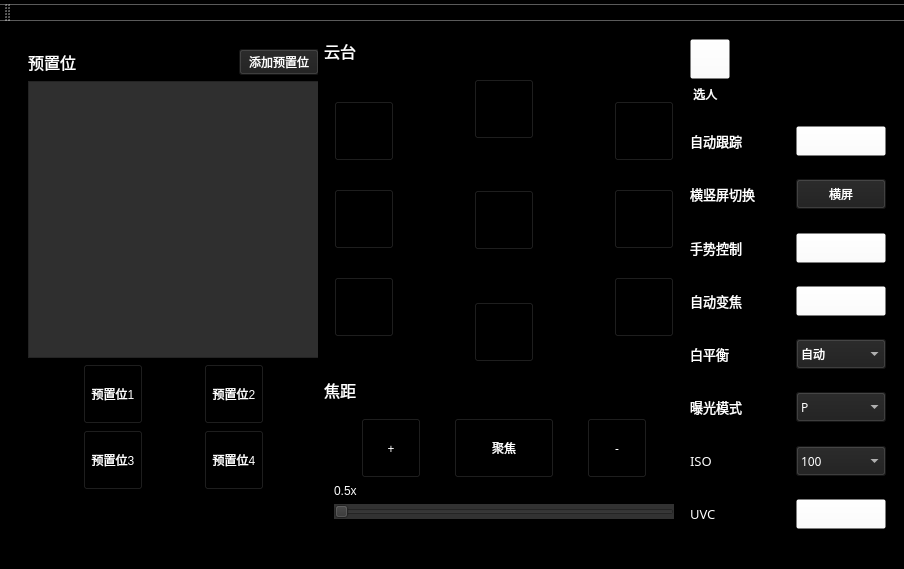
yesyeah/ObsbotTailforPC, file desktopApp/mainwindow.ui: the form before one commit.
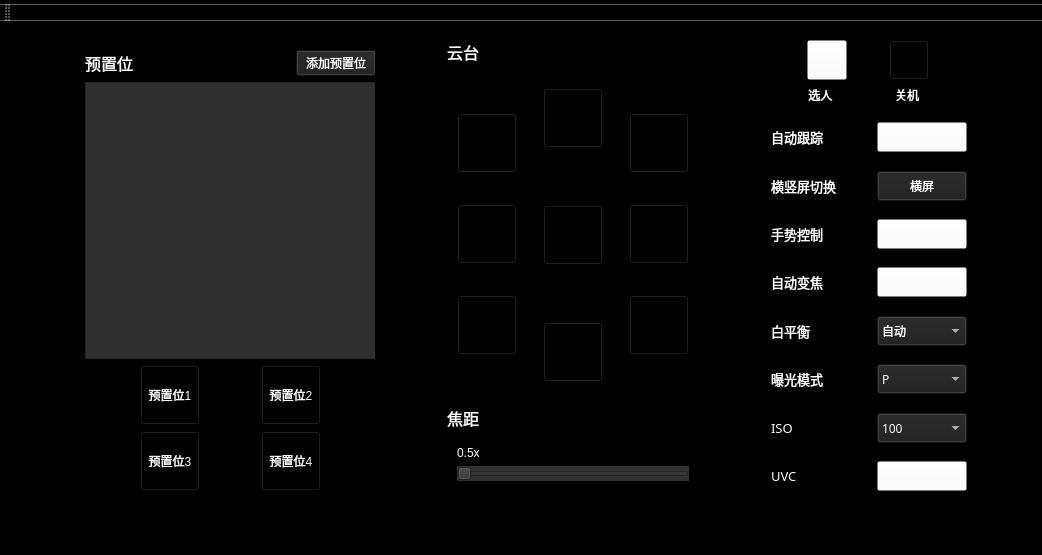
The form after the commit. Icons and pictures are not drawn.

The edit to the form file:
```diff
--- a/desktopApp/mainwindow.ui
+++ b/desktopApp/mainwindow.ui
@@ -6,8 +6,8 @@
    <rect>
     <x>0</x>
     <y>0</y>
-    <width>904</width>
-    <height>569</height>
+    <width>1042</width>
+    <height>555</height>
    </rect>
   </property>
   <property name="sizePolicy">
@@ -41,7 +41,8 @@
     <normaloff>icon/logo.png</normaloff>icon/logo.png</iconset>
   </property>
   <property name="styleSheet">
-   <string notr="true">background-color: rgb(0, 0, 0);</string>
+   <string notr="true">background-color: rgb(0, 0, 0);
+background-color: rgb(0, 0, 0);</string>
   </property>
   <property name="iconSize">
    <size>
@@ -57,19 +58,6 @@
   </property>
   <widget class="QWidget" name="centralwidget">
    <layout class="QVBoxLayout" name="verticalLayout_2">
-    <item>
-     <spacer name="verticalSpacer_9">
-      <property name="orientation">
-       <enum>Qt::Vertical</enum>
-      </property>
-      <property name="sizeHint" stdset="0">
-       <size>
-        <width>20</width>
-        <height>40</height>
-       </size>
-      </property>
-     </spacer>
-    </item>
     <item>
      <widget class="QWidget" name="widget" native="true">
       <property name="layoutDirection">
@@ -82,47 +70,56 @@
        <string notr="true">color: rgb(255, 255, 255);
 background-color: rgb(0, 0, 0);</string>
       </property>
-      <layout class="QHBoxLayout" name="horizontalLayout_13">
-       <item>
-        <spacer name="horizontalSpacer_6">
-         <property name="orientation">
-          <enum>Qt::Horizontal</enum>
-         </property>
-         <property name="sizeHint" stdset="0">
-          <size>
-           <width>40</width>
-           <height>20</height>
-          </size>
-         </property>
-        </spacer>
-       </item>
-       <item>
-        <widget class="QFrame" name="PresetArea">
-         <property name="minimumSize">
-          <size>
-           <width>300</width>
-           <height>0</height>
-          </size>
-         </property>
-         <property name="maximumSize">
-          <size>
-           <width>300</width>
-           <height>16777215</height>
-          </size>
-         </property>
-         <property name="styleSheet">
-          <string notr="true">color: rgb(255, 255, 255);
-background-color: rgb(0, 0, 0);</string>
-         </property>
-         <property name="frameShape">
-          <enum>QFrame::StyledPanel</enum>
-         </property>
-         <property name="frameShadow">
-          <enum>QFrame::Raised</enum>
-         </property>
          <widget class="QWidget" name="">
           <property name="geometry">
            <rect>
+         <x>0</x>
+         <y>10</y>
+         <width>1024</width>
+         <height>451</height>
+        </rect>
+       </property>
+       <layout class="QHBoxLayout" name="horizontalLayout_16">
+        <item>
+         <spacer name="horizontalSpacer_3">
+          <property name="orientation">
+           <enum>Qt::Horizontal</enum>
+          </property>
+          <property name="sizeHint" stdset="0">
+           <size>
+            <width>40</width>
+            <height>20</height>
+           </size>
+          </property>
+         </spacer>
+        </item>
+        <item>
+         <widget class="QFrame" name="PresetArea">
+          <property name="minimumSize">
+           <size>
+            <width>300</width>
+            <height>0</height>
+           </size>
+          </property>
+          <property name="maximumSize">
+           <size>
+            <width>16777125</width>
+            <height>16777215</height>
+           </size>
+          </property>
+          <property name="styleSheet">
+           <string notr="true">color: rgb(255, 255, 255);
+background-color: rgb(0, 0, 0);</string>
+          </property>
+          <property name="frameShape">
+           <enum>QFrame::StyledPanel</enum>
+          </property>
+          <property name="frameShadow">
+           <enum>QFrame::Raised</enum>
+          </property>
+          <widget class="QWidget" name="layoutWidget">
+           <property name="geometry">
+            <rect>
             <x>10</x>
             <y>10</y>
             <width>291</width>
@@ -281,26 +278,13 @@
         </widget>
        </item>
        <item>
-        <spacer name="horizontalSpacer_14">
+         <spacer name="horizontalSpacer">
          <property name="orientation">
           <enum>Qt::Horizontal</enum>
          </property>
          <property name="sizeHint" stdset="0">
           <size>
-           <width>40</width>
-           <height>20</height>
-          </size>
-         </property>
-        </spacer>
-       </item>
-       <item>
-        <spacer name="horizontalSpacer_7">
-         <property name="orientation">
-          <enum>Qt::Horizontal</enum>
-         </property>
-         <property name="sizeHint" stdset="0">
-          <size>
-           <width>40</width>
+            <width>20</width>
            <height>20</height>
           </size>
          </property>
@@ -329,6 +313,12 @@
            </item>
            <item>
             <widget class="QFrame" name="GimbalArea">
+              <property name="minimumSize">
+               <size>
+                <width>200</width>
+                <height>0</height>
+               </size>
+              </property>
              <property name="styleSheet">
               <string notr="true">background-color: rgb(0, 0, 0);</string>
              </property>
@@ -472,7 +462,7 @@
                   </property>
                   <property name="sizeHint" stdset="0">
                    <size>
-                    <width>40</width>
+                     <width>20</width>
                     <height>20</height>
                    </size>
                   </property>
@@ -664,7 +654,7 @@
                   </property>
                   <property name="sizeHint" stdset="0">
                    <size>
-                    <width>40</width>
+                     <width>20</width>
                     <height>20</height>
                    </size>
                   </property>
@@ -828,157 +818,7 @@
              </property>
              <layout class="QVBoxLayout" name="verticalLayout_8">
               <item>
-               <spacer name="verticalSpacer_7">
-                <property name="orientation">
-                 <enum>Qt::Vertical</enum>
-                </property>
-                <property name="sizeHint" stdset="0">
-                 <size>
-                  <width>20</width>
-                  <height>21</height>
-                 </size>
-                </property>
-               </spacer>
-              </item>
-              <item>
-               <layout class="QHBoxLayout" name="horizontalLayout_11">
-                <item>
-                 <spacer name="horizontalSpacer_3">
-                  <property name="orientation">
-                   <enum>Qt::Horizontal</enum>
-                  </property>
-                  <property name="sizeHint" stdset="0">
-                   <size>
-                    <width>40</width>
-                    <height>20</height>
-                   </size>
-                  </property>
-                 </spacer>
-                </item>
-                <item>
-                 <widget class="QPushButton" name="zoomAddButton">
-                  <property name="minimumSize">
-                   <size>
-                    <width>60</width>
-                    <height>60</height>
-                   </size>
-                  </property>
-                  <property name="maximumSize">
-                   <size>
-                    <width>60</width>
-                    <height>60</height>
-                   </size>
-                  </property>
-                  <property name="font">
-                   <font>
-                    <family>仿宋</family>
-                   </font>
-                  </property>
-                  <property name="styleSheet">
-                   <string notr="true">color: rgb(255, 255, 255);
-background-color: rgb(0, 0, 0);</string>
-                  </property>
-                  <property name="text">
-                   <string>+</string>
-                  </property>
-                 </widget>
-                </item>
-                <item>
-                 <spacer name="horizontalSpacer_11">
-                  <property name="orientation">
-                   <enum>Qt::Horizontal</enum>
-                  </property>
-                  <property name="sizeHint" stdset="0">
-                   <size>
-                    <width>40</width>
-                    <height>20</height>
-                   </size>
-                  </property>
-                 </spacer>
-                </item>
-                <item>
-                 <widget class="QPushButton" name="zoomButton">
-                  <property name="minimumSize">
-                   <size>
-                    <width>100</width>
-                    <height>60</height>
-                   </size>
-                  </property>
-                  <property name="maximumSize">
-                   <size>
-                    <width>100</width>
-                    <height>60</height>
-                   </size>
-                  </property>
-                  <property name="font">
-                   <font>
-                    <family>仿宋</family>
-                   </font>
-                  </property>
-                  <property name="styleSheet">
-                   <string notr="true">color: rgb(255, 255, 255);
-background-color: rgb(0, 0, 0);</string>
-                  </property>
-                  <property name="text">
-                   <string>聚焦</string>
-                  </property>
-                 </widget>
-                </item>
-                <item>
-                 <spacer name="horizontalSpacer_12">
-                  <property name="orientation">
-                   <enum>Qt::Horizontal</enum>
-                  </property>
-                  <property name="sizeHint" stdset="0">
-                   <size>
-                    <width>40</width>
-                    <height>20</height>
-                   </size>
-                  </property>
-                 </spacer>
-                </item>
-                <item>
-                 <widget class="QPushButton" name="zoomReduceButton">
-                  <property name="minimumSize">
-                   <size>
-                    <width>60</width>
-                    <height>60</height>
-                   </size>
-                  </property>
-                  <property name="maximumSize">
-                   <size>
-                    <width>60</width>
-                    <height>60</height>
-                   </size>
-                  </property>
-                  <property name="font">
-                   <font>
-                    <family>仿宋</family>
-                   </font>
-                  </property>
-                  <property name="styleSheet">
-                   <string notr="true">color: rgb(255, 255, 255);
-background-color: rgb(0, 0, 0);</string>
-                  </property>
-                  <property name="text">
-                   <string>-</string>
-                  </property>
-                 </widget>
-                </item>
-                <item>
-                 <spacer name="horizontalSpacer_4">
-                  <property name="orientation">
-                   <enum>Qt::Horizontal</enum>
-                  </property>
-                  <property name="sizeHint" stdset="0">
-                   <size>
-                    <width>40</width>
-                    <height>20</height>
-                   </size>
-                  </property>
-                 </spacer>
-                </item>
-               </layout>
+                <layout class="QHBoxLayout" name="horizontalLayout_11"/>
               </item>
               <item>
                <widget class="QLabel" name="zoomLabel_2">
@@ -1019,34 +859,25 @@
         </layout>
        </item>
        <item>
-        <spacer name="horizontalSpacer_15">
+         <spacer name="horizontalSpacer_2">
          <property name="orientation">
           <enum>Qt::Horizontal</enum>
          </property>
          <property name="sizeHint" stdset="0">
           <size>
-           <width>30</width>
+            <width>20</width>
            <height>20</height>
           </size>
          </property>
         </spacer>
        </item>
        <item>
-        <spacer name="horizontalSpacer_8">
-         <property name="orientation">
-          <enum>Qt::Horizontal</enum>
-         </property>
-         <property name="sizeHint" stdset="0">
-          <size>
-           <width>40</width>
-           <height>20</height>
-          </size>
-         </property>
-        </spacer>
-       </item>
+         <layout class="QVBoxLayout" name="verticalLayout_13">
        <item>
         <layout class="QVBoxLayout" name="verticalLayout">
          <item>
+             <layout class="QHBoxLayout" name="horizontalLayout">
+              <item>
           <widget class="QPushButton" name="pushButton">
            <property name="minimumSize">
             <size>
@@ -1087,6 +918,42 @@
           </widget>
          </item>
          <item>
+               <widget class="QPushButton" name="powerOffButton">
+                <property name="minimumSize">
+                 <size>
+                  <width>40</width>
+                  <height>40</height>
+                 </size>
+                </property>
+                <property name="maximumSize">
+                 <size>
+                  <width>40</width>
+                  <height>40</height>
+                 </size>
+                </property>
+                <property name="styleSheet">
+                 <string notr="true">background-color: rgba(255, 255, 255，0);</string>
+                </property>
+                <property name="text">
+                 <string/>
+                </property>
+                <property name="icon">
+                 <iconset resource="resource.qrc">
+                  <normaloff>:/image/icon/poweronoff.png</normaloff>:/image/icon/poweronoff.png</iconset>
+                </property>
+                <property name="iconSize">
+                 <size>
+                  <width>30</width>
+                  <height>30</height>
+                 </size>
+                </property>
+               </widget>
+              </item>
+             </layout>
+            </item>
+            <item>
+             <layout class="QHBoxLayout" name="horizontalLayout_13">
+              <item>
           <widget class="QLabel" name="label">
            <property name="maximumSize">
             <size>
@@ -1100,7 +967,30 @@
           </widget>
          </item>
          <item>
-          <spacer name="verticalSpacer_13">
+               <widget class="QLabel" name="poweroffLabel">
+                <property name="minimumSize">
+                 <size>
+                  <width>38</width>
+                  <height>16</height>
+                 </size>
+                </property>
+                <property name="maximumSize">
+                 <size>
+                  <width>38</width>
+                  <height>16</height>
+                 </size>
+                </property>
+                <property name="text">
+                 <string>关机</string>
+                </property>
+               </widget>
+              </item>
+             </layout>
+            </item>
+           </layout>
+          </item>
+          <item>
+           <spacer name="verticalSpacer_3">
            <property name="orientation">
             <enum>Qt::Vertical</enum>
            </property>
@@ -1184,7 +1074,7 @@
           </layout>
          </item>
          <item>
-          <spacer name="verticalSpacer_20">
+           <spacer name="verticalSpacer_4">
            <property name="orientation">
             <enum>Qt::Vertical</enum>
            </property>
@@ -1258,7 +1148,7 @@
           </layout>
          </item>
          <item>
-          <spacer name="verticalSpacer_14">
+           <spacer name="verticalSpacer_13">
            <property name="orientation">
             <enum>Qt::Vertical</enum>
            </property>
@@ -1342,7 +1232,7 @@
           </layout>
          </item>
          <item>
-          <spacer name="verticalSpacer_15">
+           <spacer name="verticalSpacer_14">
            <property name="orientation">
             <enum>Qt::Vertical</enum>
            </property>
@@ -1426,7 +1316,7 @@
           </layout>
          </item>
          <item>
-          <spacer name="verticalSpacer_16">
+           <spacer name="verticalSpacer_15">
            <property name="orientation">
             <enum>Qt::Vertical</enum>
            </property>
@@ -1526,7 +1416,7 @@
           </layout>
          </item>
          <item>
-          <spacer name="verticalSpacer_17">
+           <spacer name="verticalSpacer_16">
            <property name="orientation">
             <enum>Qt::Vertical</enum>
            </property>
@@ -1619,7 +1509,7 @@
           </layout>
          </item>
          <item>
-          <spacer name="verticalSpacer_18">
+           <spacer name="verticalSpacer_17">
            <property name="orientation">
             <enum>Qt::Vertical</enum>
            </property>
@@ -1726,7 +1616,7 @@
           </layout>
          </item>
          <item>
-          <spacer name="verticalSpacer_19">
+           <spacer name="verticalSpacer_18">
            <property name="orientation">
             <enum>Qt::Vertical</enum>
            </property>
@@ -1812,7 +1702,7 @@
         </layout>
        </item>
        <item>
-        <spacer name="horizontalSpacer_5">
+         <spacer name="horizontalSpacer_4">
          <property name="orientation">
           <enum>Qt::Horizontal</enum>
          </property>
@@ -1826,19 +1716,7 @@
        </item>
       </layout>
      </widget>
-    </item>
-    <item>
-     <spacer name="verticalSpacer_10">
-      <property name="orientation">
-       <enum>Qt::Vertical</enum>
-      </property>
-      <property name="sizeHint" stdset="0">
-       <size>
-        <width>20</width>
-        <height>40</height>
-       </size>
-      </property>
-     </spacer>
+     </widget>
     </item>
    </layout>
   </widget>
@@ -1847,7 +1725,7 @@
     <rect>
      <x>0</x>
      <y>0</y>
-     <width>904</width>
+     <width>1042</width>
      <height>25</height>
     </rect>
    </property>
```
Lines whose indentation alone changed are shown as unchanged.
